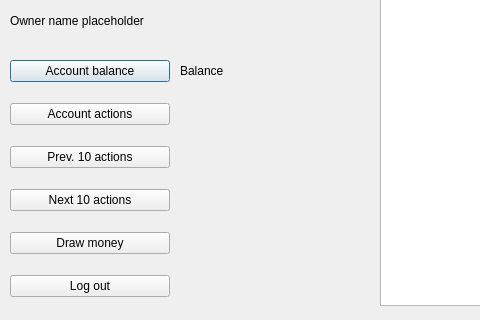
This is bankautomat/bankmain.ui in Necromunda/ATM as Qt 5 draws it before an edit; both pictures show x 0 to 480 and y 235 to 555 of the 1115 by 555 pixel window. The edited form follows.
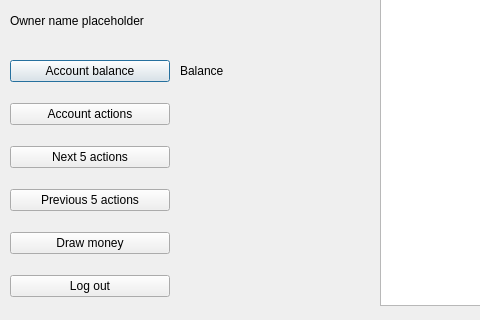
This is the edited form.

What changed in the file:
```diff
--- a/bankautomat/bankmain.ui
+++ b/bankautomat/bankmain.ui
@@ -127,16 +127,16 @@
      </widget>
     </item>
     <item>
-     <widget class="QPushButton" name="prevActionsButton">
+     <widget class="QPushButton" name="nextActionsButton">
       <property name="text">
-       <string>Prev. 10 actions</string>
+       <string>Next 5 actions</string>
       </property>
      </widget>
     </item>
     <item>
-     <widget class="QPushButton" name="nextActionsButton">
+     <widget class="QPushButton" name="prevActionsButton">
       <property name="text">
-       <string>Next 10 actions</string>
+       <string>Previous 5 actions</string>
       </property>
      </widget>
     </item>
```
